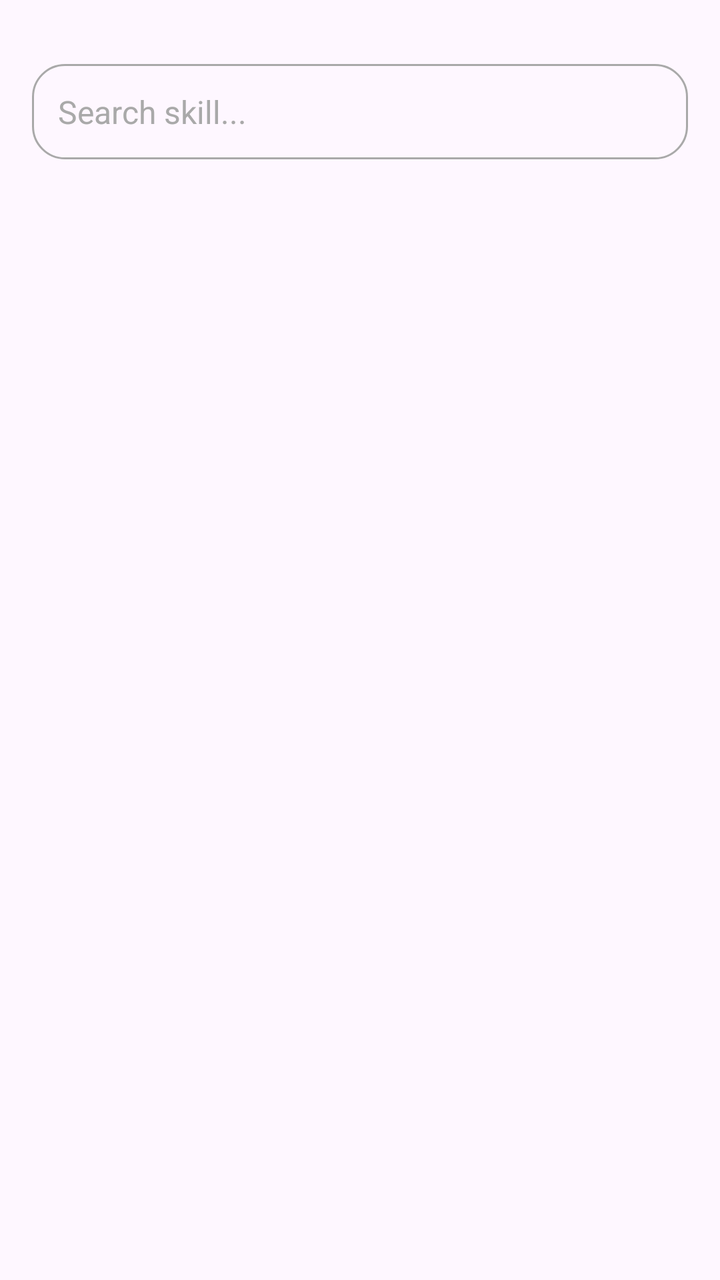
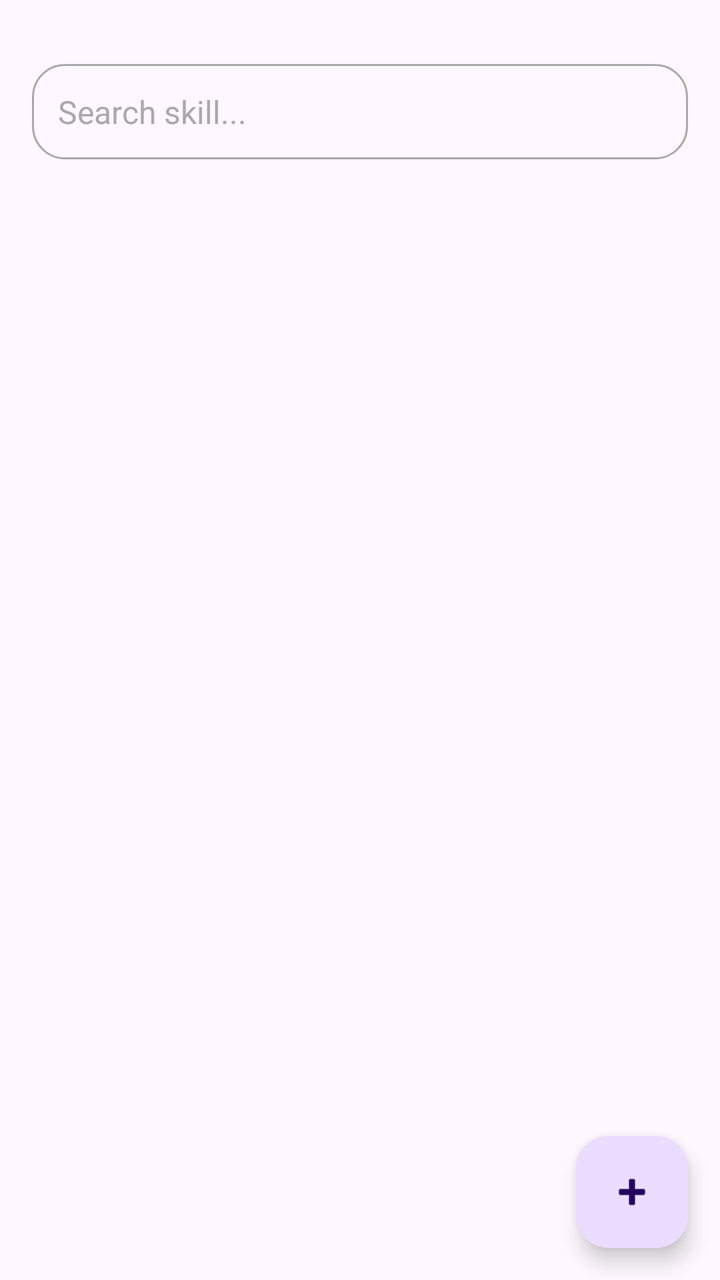

Screens rendered from an Android XML layout before and after an edit, with the pre-edit source and the edit as a unified diff.
<!-- AndroidManifest.xml: application theme Theme.Measurable -->
<!-- res/layout/fragment_first.xml -->
<?xml version="1.0" encoding="utf-8"?>
<androidx.core.widget.NestedScrollView xmlns:android="http://schemas.android.com/apk/res/android"
    xmlns:app="http://schemas.android.com/apk/res-auto"
    xmlns:tools="http://schemas.android.com/tools"
    android:layout_width="match_parent"
    android:layout_height="match_parent"
    tools:context=".FirstFragment">

    <androidx.constraintlayout.widget.ConstraintLayout
        android:layout_width="match_parent"
        android:layout_height="match_parent"
        android:padding="16dp">

        <EditText
            android:id="@+id/edit_text_search"
            android:layout_width="0dp"
            android:layout_height="wrap_content"
            android:layout_marginTop="16dp"
            android:hint="@string/search_skill_placeholder"
            android:background="@drawable/edit_text_background"
            android:padding="13dp"
            android:maxLength="255"
            android:textColorHint="#A9A9A9"
            android:textSize="16sp"
            app:layout_constraintEnd_toEndOf="parent"
            app:layout_constraintStart_toStartOf="parent"
            app:layout_constraintTop_toTopOf="parent"
            android:inputType="text"
            android:importantForAutofill="no" />

    </androidx.constraintlayout.widget.ConstraintLayout>
</androidx.core.widget.NestedScrollView>
<!-- resources referenced by this layout -->
<resources>
  <!-- drawable edit_text_background (drawable) -->
  <shape xmlns:android="http://schemas.android.com/apk/res/android">
  
      <corners android:radius="16dp"/>
      <stroke
          android:width="1dp"
          android:color="#A9A9A9"/>
  </shape>
  <string name="search_skill_placeholder">Search skill...</string>
  <style name="Theme.Measurable" parent="Base.Theme.Measurable" />
  <style name="Base.Theme.Measurable" parent="Theme.Material3.DayNight.NoActionBar">
          
          
      </style>
</resources>

<!-- the commit's change to res/layout/fragment_first.xml (unified diff, before → after) -->
@@ -1,32 +1,49 @@
 <?xml version="1.0" encoding="utf-8"?>
-<androidx.core.widget.NestedScrollView xmlns:android="http://schemas.android.com/apk/res/android"
+<RelativeLayout xmlns:android="http://schemas.android.com/apk/res/android"
     xmlns:app="http://schemas.android.com/apk/res-auto"
     xmlns:tools="http://schemas.android.com/tools"
     android:layout_width="match_parent"
     android:layout_height="match_parent"
     tools:context=".FirstFragment">
 
-    <androidx.constraintlayout.widget.ConstraintLayout
+    <androidx.core.widget.NestedScrollView
         android:layout_width="match_parent"
         android:layout_height="match_parent"
-        android:padding="16dp">
+        android:layout_above="@+id/button">
 
-        <EditText
-            android:id="@+id/edit_text_search"
-            android:layout_width="0dp"
+        <LinearLayout
+            android:layout_width="match_parent"
             android:layout_height="wrap_content"
-            android:layout_marginTop="16dp"
-            android:hint="@string/search_skill_placeholder"
-            android:background="@drawable/edit_text_background"
-            android:padding="13dp"
-            android:maxLength="255"
-            android:textColorHint="#A9A9A9"
-            android:textSize="16sp"
-            app:layout_constraintEnd_toEndOf="parent"
-            app:layout_constraintStart_toStartOf="parent"
-            app:layout_constraintTop_toTopOf="parent"
-            android:inputType="text"
-            android:importantForAutofill="no" />
+            android:orientation="vertical"
+            android:padding="16dp">
 
-    </androidx.constraintlayout.widget.ConstraintLayout>
-</androidx.core.widget.NestedScrollView>
+            <EditText
+                android:id="@+id/edit_text_search"
+                android:layout_width="match_parent"
+                android:layout_height="wrap_content"
+                android:layout_marginTop="16dp"
+                android:hint="@string/search_skill_placeholder"
+                android:background="@drawable/edit_text_background"
+                android:padding="13dp"
+                android:maxLength="255"
+                android:textColorHint="#A9A9A9"
+                android:textSize="16sp"
+                android:inputType="text"
+                android:importantForAutofill="no" />
+
+            
+        </LinearLayout>
+    </androidx.core.widget.NestedScrollView>
+
+
+    <com.google.android.material.floatingactionbutton.FloatingActionButton
+        android:id="@+id/fab"
+        android:layout_width="wrap_content"
+        android:layout_height="wrap_content"
+        android:layout_alignParentEnd="true"
+        android:layout_alignParentBottom="true"
+        android:layout_marginEnd="16dp"
+        android:layout_marginBottom="16dp"
+        app:srcCompat="@android:drawable/ic_input_add" />
+
+</RelativeLayout>
